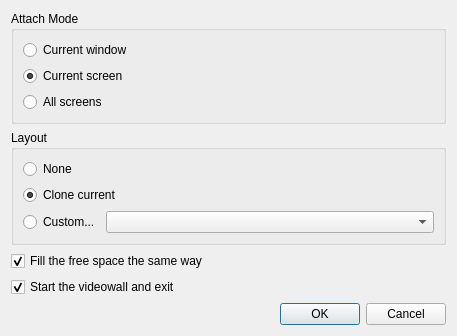
Qt form client/src/ui/dialogs/attach_to_videowall_dialog.ui (networkoptix/nx_open) before a commit.
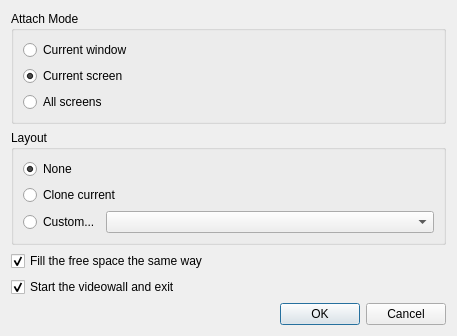
The same form after that commit.

Commit message:
Improved Attach Layout dialog (action permissions)
<==== Mercurial data ====>
Branch: feature_2318_video_wall_2.2

The edit to the form file:
```diff
--- a/client/src/ui/dialogs/attach_to_videowall_dialog.ui
+++ b/client/src/ui/dialogs/attach_to_videowall_dialog.ui
@@ -58,6 +58,9 @@
         <property name="text">
          <string>None</string>
         </property>
+        <property name="checked">
+         <bool>true</bool>
+        </property>
        </widget>
       </item>
       <item>
@@ -65,9 +68,6 @@
         <property name="text">
          <string>Clone current</string>
         </property>
-        <property name="checked">
-         <bool>true</bool>
-        </property>
        </widget>
       </item>
       <item>
```
The commit also changes 6 other files.
